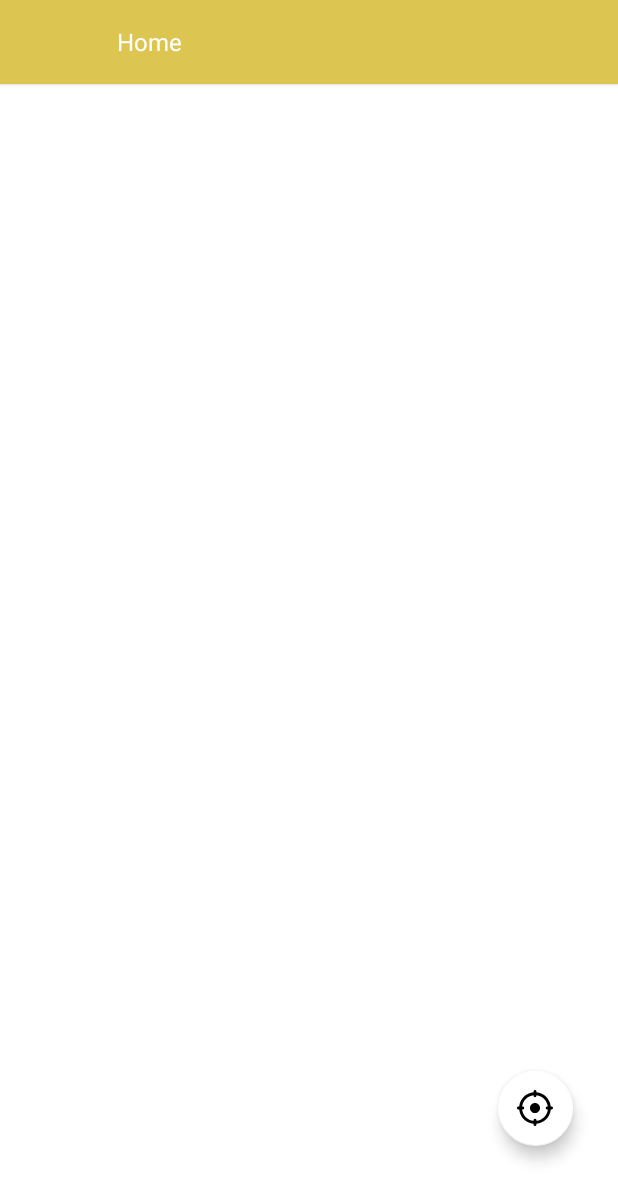
After one commit to MixaPlt/EKNMLogistics-android, an Android app: the layout fragment_home.xml on its own in the app's theme, with its tools: preview values and no code run, on a phone screen of 412 x 824 dp. The commit adds this screen. Shown: the top 1201 px of the screen. Run offline under Robolectric (Android 15) with nearby library versions, the phone set to English and light mode, and no system bars.

Commit message:
Add center location button and behavior - Add base home screen - Manage location permissions

```diff
--- a/app/src/main/AndroidManifest.xml
+++ b/app/src/main/AndroidManifest.xml
@@ -8,7 +8,8 @@
     <uses-permission android:name="android.permission.INTERNET" />
     <uses-permission android:name="android.permission.WRITE_EXTERNAL_STORAGE" />
     <uses-permission android:name="android.permission.ACCESS_NETWORK_STATE"/>
-    <uses-permission android:name="android.permission.ACCESS_FINE_LOCATION"/>
+    <uses-permission android:name="android.permission.ACCESS_FINE_LOCATION" />
+    <uses-permission android:name="android.permission.ACCESS_COARSE_LOCATION" />
 
     <application
         android:name=".EknmLogisticsApplication"
--- a/app/src/main/java/net/eknm/eknmlogistics/root/ActivityProviderModule.kt
+++ b/app/src/main/java/net/eknm/eknmlogistics/root/ActivityProviderModule.kt
@@ -8,6 +8,7 @@ import net.eknm.eknmlogistics.authorization.LoginActivityModule
 @Module
 interface ActivityProviderModule {
 
+    @RootScope
     @ContributesAndroidInjector(modules = [RootActivityModule::class])
     fun rootActivity(): RootActivity
 
--- /dev/null
+++ b/app/src/main/java/net/eknm/eknmlogistics/root/RootScope.kt
@@ -0,0 +1,6 @@
+package net.eknm.eknmlogistics.root
+
+import javax.inject.Scope
+
+@Scope
+annotation class RootScope
--- a/app/src/main/java/net/eknm/eknmlogistics/root/RootViewModel.kt
+++ b/app/src/main/java/net/eknm/eknmlogistics/root/RootViewModel.kt
@@ -6,10 +6,12 @@ import net.eknm.eknmlogistics.android.base.SingleLiveEvent
 import net.eknm.eknmlogistics.android.base.navigation.BaseFlowViewModel
 import net.eknm.eknmlogistics.authorization.authorizationRepository.AuthorizationRepository
 import net.eknm.eknmlogistics.authorization.authorizationRepository.User
+import net.eknm.eknmlogistics.home.mapInteraction.CenterLocationService
 import javax.inject.Inject
 
 class RootViewModel @Inject constructor(
-    private val authorizationRepository: AuthorizationRepository
+    private val authorizationRepository: AuthorizationRepository,
+    private val centerLocationService: CenterLocationService
 ) : BaseFlowViewModel() {
 
     val userName = ObservableField<String>("you")
@@ -45,5 +47,7 @@ class RootViewModel @Inject constructor(
                     }
                 }
         }
+
+        centerLocationService.centerLocation()
     }
 }
--- /dev/null
+++ b/app/src/main/res/drawable/ic_center_location.xml
@@ -0,0 +1,9 @@
+<vector xmlns:android="http://schemas.android.com/apk/res/android"
+    android:width="50dp"
+    android:height="50dp"
+    android:viewportWidth="50"
+    android:viewportHeight="50">
+  <path
+      android:fillColor="#FF000000"
+      android:pathData="M24.7813,-0.0313A2.0002,2.0002 0,0 0,23 2L23,3.0938C12.4646,4.048 4.0476,12.464 3.0938,23L2,23A2.0002,2.0002 0,0 0,1.8125 23A2.0022,2.0022 0,1 0,2 27L3.0938,27C4.0476,37.536 12.4646,45.952 23,46.9063L23,48A2.0002,2.0002 0,1 0,27 48L27,46.9063C37.5364,45.9524 45.9524,37.5364 46.9063,27L48,27A2.0002,2.0002 0,1 0,48 23L46.9063,23C45.9524,12.4636 37.5364,4.0476 27,3.0938L27,2A2.0002,2.0002 0,0 0,24.9688 -0.0313A2.0002,2.0002 0,0 0,24.7813 -0.0313zM23,7.125L23,8A2.0002,2.0002 0,1 0,27 8L27,7.125C35.358,8.045 41.955,14.642 42.875,23L42,23A2.0002,2.0002 0,0 0,41.8125 23A2.0022,2.0022 0,1 0,42 27L42.875,27C41.955,35.358 35.358,41.955 27,42.875L27,42A2.0002,2.0002 0,0 0,24.9688 39.9688A2.0002,2.0002 0,0 0,24.7813 39.9688A2.0002,2.0002 0,0 0,23 42L23,42.875C14.6427,41.9555 8.0451,35.3589 7.125,27L8,27A2.0002,2.0002 0,1 0,8 23L7.125,23C8.0451,14.6411 14.6427,8.0445 23,7.125zM25,18C21.134,18 18,21.134 18,25C18,28.866 21.134,32 25,32C28.866,32 32,28.866 32,25C32,21.134 28.866,18 25,18z"/>
+</vector>
--- /dev/null
+++ b/app/src/main/res/layout/fragment_home.xml
@@ -0,0 +1,43 @@
+<?xml version="1.0" encoding="utf-8"?>
+<layout
+    xmlns:app="http://schemas.android.com/apk/res-auto">
+
+    <data>
+
+        <variable
+            name="viewModel"
+            type="net.eknm.eknmlogistics.home.HomeViewModel"
+            />
+    </data>
+
+
+    <androidx.constraintlayout.widget.ConstraintLayout
+        xmlns:android="http://schemas.android.com/apk/res/android"
+        android:layout_width="match_parent"
+        android:layout_height="match_parent"
+        >
+
+        <net.eknm.eknmlogistics.android.ToolbarView
+            style="@style/DefaultToolbarStyle"
+            android:layout_width="0dp"
+            app:layout_constraintEnd_toEndOf="parent"
+            app:layout_constraintStart_toStartOf="parent"
+            app:layout_constraintTop_toTopOf="parent"
+            app:leftActionIconDrawable="@null"
+            app:titleText="@string/home"
+            />
+
+        <com.google.android.material.floatingactionbutton.FloatingActionButton
+            android:layout_width="50dp"
+            android:layout_height="50dp"
+            android:layout_marginEnd="30dp"
+            android:layout_marginBottom="60dp"
+            android:onClick="@{() -> viewModel.centerLocation()}"
+            app:backgroundTint="@android:color/white"
+            app:fabCustomSize="50dp"
+            app:layout_constraintBottom_toBottomOf="parent"
+            app:layout_constraintEnd_toEndOf="parent"
+            app:srcCompat="@drawable/ic_center_location"
+            />
+    </androidx.constraintlayout.widget.ConstraintLayout>
+</layout>
--- a/app/src/main/res/values/strings.xml
+++ b/app/src/main/res/values/strings.xml
@@ -14,4 +14,7 @@
     <!-- Navigation drawer -->
     <string name="log_out">Log out</string>
     <string name="user_greeting">Hi, %1s!</string>
+
+    <!-- Home page -->
+    <string name="home">Home</string>
 </resources>
```
Also changed, not shown: app/src/main/java/net/eknm/eknmlogistics/home/HomeFragment.kt (added, +14 -0 lines), app/src/main/java/net/eknm/eknmlogistics/home/HomeViewModel.kt (added, +17 -0 lines), app/src/main/java/net/eknm/eknmlogistics/home/mapInteraction/CenterLocationService.kt (added, +50 -0 lines), app/src/main/java/net/eknm/eknmlogistics/home/mapInteraction/Location.kt (added, +17 -0 lines), app/src/main/java/net/eknm/eknmlogistics/home/mapInteraction/LocationProvider.kt (added, +39 -0 lines), app/src/main/java/net/eknm/eknmlogistics/home/mapInteraction/LocationTrackingService.kt (added, +36 -0 lines), app/src/main/java/net/eknm/eknmlogistics/root/RepositoryModule.kt (+19 -1 lines), app/src/main/java/net/eknm/eknmlogistics/root/RootActivity.kt (+63 -3 lines), app/src/main/java/net/eknm/eknmlogistics/root/RootActivityModule.kt (+20 -1 lines).
